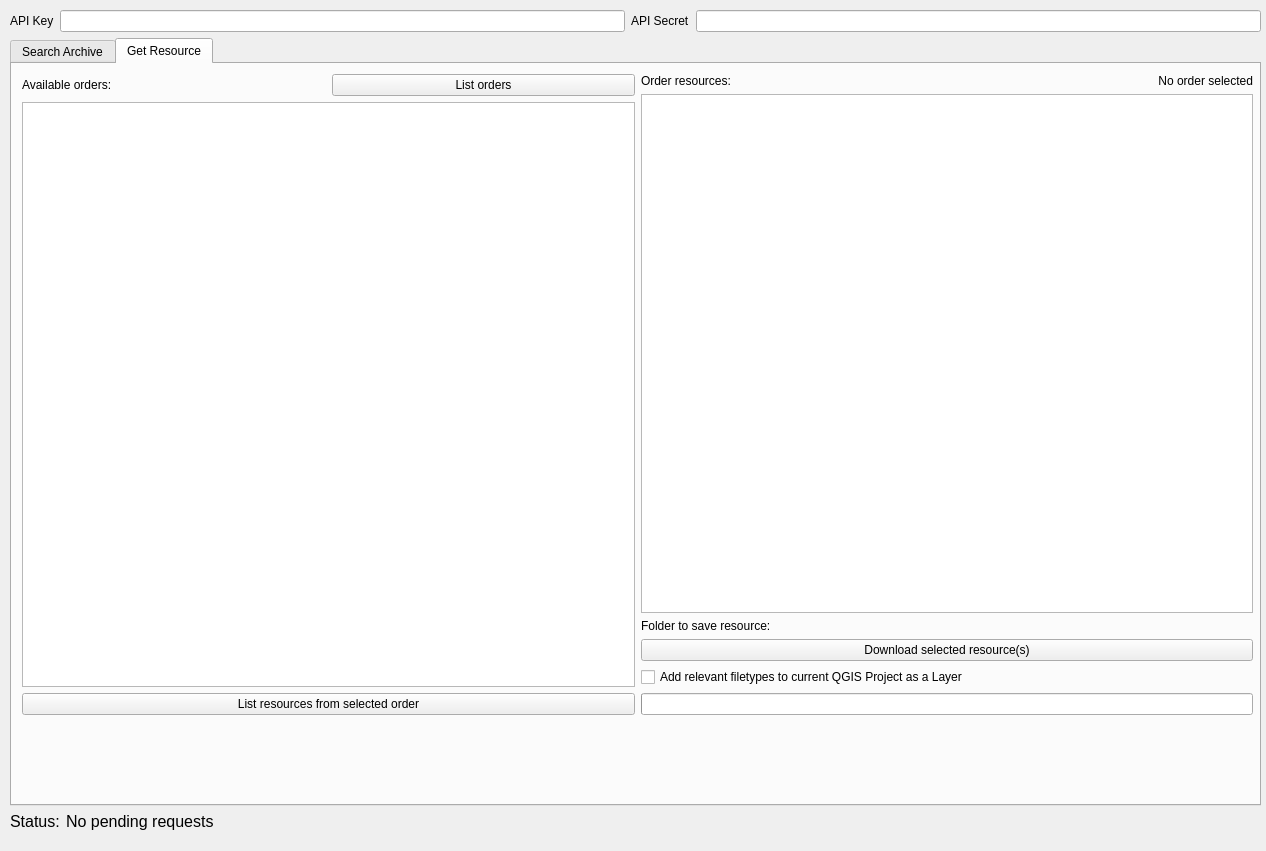
This is arlula_dialog_base.ui in Arlula/qgis-archive-plugin as Qt 5 draws it before an edit. The edited form follows.
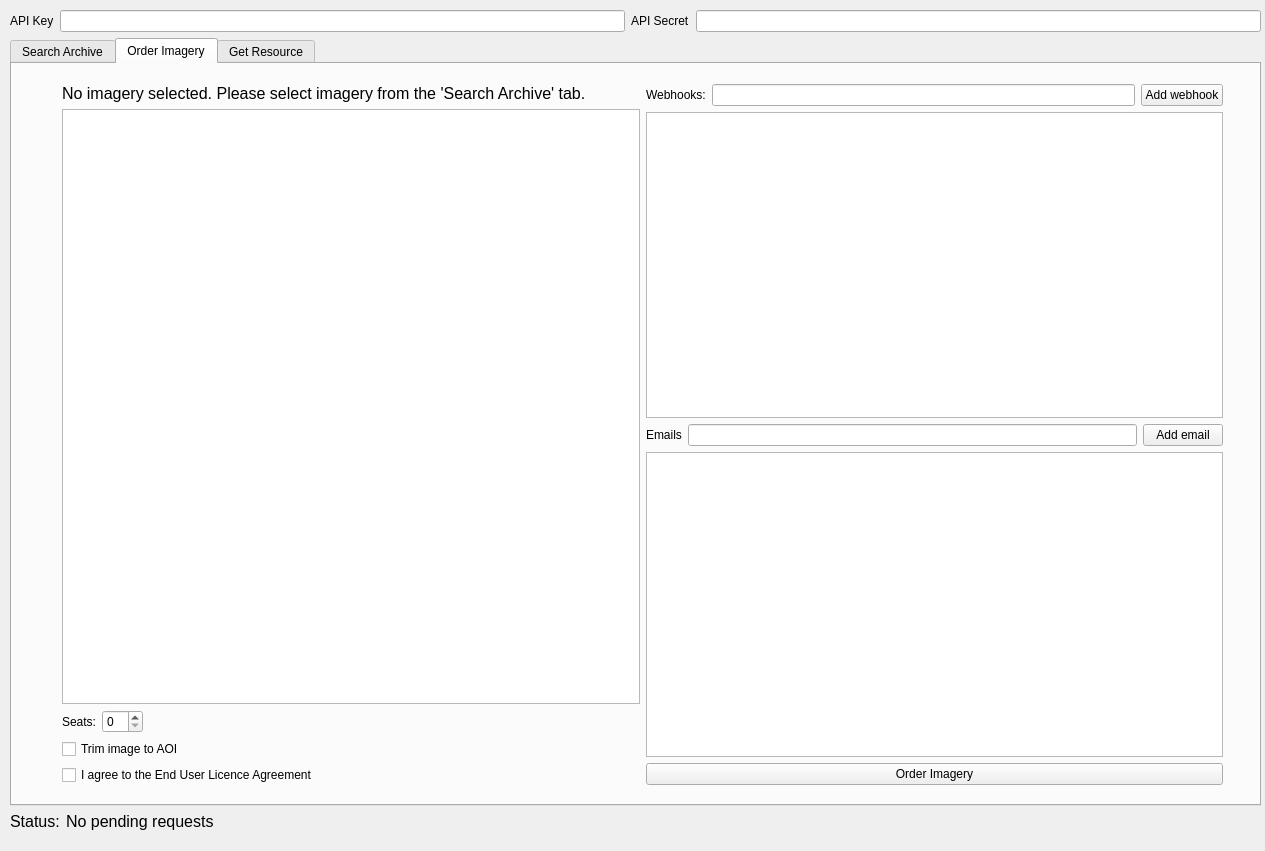
This is the edited form. Custom widgets are drawn as their Qt base class.

Commit message: started adding ordering functionality

Patch:
```diff
--- a/arlula_dialog_base.ui
+++ b/arlula_dialog_base.ui
@@ -6,7 +6,7 @@
    <rect>
     <x>0</x>
     <y>0</y>
-    <width>1266</width>
+    <width>1265</width>
     <height>851</height>
    </rect>
   </property>
@@ -484,6 +484,146 @@
         </layout>
        </widget>
       </widget>
+      <widget class="QWidget" name="tab_3">
+       <attribute name="title">
+        <string>Order Imagery</string>
+       </attribute>
+       <widget class="QWidget" name="verticalLayoutWidget_6">
+        <property name="geometry">
+         <rect>
+          <x>50</x>
+          <y>20</y>
+          <width>1161</width>
+          <height>701</height>
+         </rect>
+        </property>
+        <layout class="QVBoxLayout" name="verticalLayout_11">
+         <item>
+          <layout class="QHBoxLayout" name="horizontalLayout_9">
+           <item>
+            <layout class="QVBoxLayout" name="verticalLayout_10">
+             <item>
+              <widget class="QLabel" name="label_17">
+               <property name="font">
+                <font>
+                 <pointsize>12</pointsize>
+                </font>
+               </property>
+               <property name="text">
+                <string>No imagery selected. Please select imagery from the 'Search Archive' tab.</string>
+               </property>
+              </widget>
+             </item>
+             <item>
+              <widget class="QTextBrowser" name="imageDetails"/>
+             </item>
+             <item>
+              <layout class="QHBoxLayout" name="horizontalLayout_13">
+               <item>
+                <widget class="QLabel" name="label_20">
+                 <property name="text">
+                  <string>Seats:</string>
+                 </property>
+                </widget>
+               </item>
+               <item>
+                <widget class="QSpinBox" name="spinBox"/>
+               </item>
+               <item>
+                <spacer name="horizontalSpacer">
+                 <property name="orientation">
+                  <enum>Qt::Horizontal</enum>
+                 </property>
+                 <property name="sizeHint" stdset="0">
+                  <size>
+                   <width>40</width>
+                   <height>20</height>
+                  </size>
+                 </property>
+                </spacer>
+               </item>
+              </layout>
+             </item>
+             <item>
+              <widget class="QCheckBox" name="trimAoi">
+               <property name="text">
+                <string>Trim image to AOI</string>
+               </property>
+              </widget>
+             </item>
+             <item>
+              <widget class="QCheckBox" name="eulaAgree">
+               <property name="text">
+                <string>I agree to the End User Licence Agreement</string>
+               </property>
+              </widget>
+             </item>
+            </layout>
+           </item>
+           <item>
+            <layout class="QVBoxLayout" name="verticalLayout_9">
+             <item>
+              <layout class="QHBoxLayout" name="horizontalLayout_11">
+               <item>
+                <widget class="QLabel" name="label_18">
+                 <property name="text">
+                  <string>Webhooks:</string>
+                 </property>
+                </widget>
+               </item>
+               <item>
+                <widget class="QLineEdit" name="webhookIn"/>
+               </item>
+               <item>
+                <widget class="QPushButton" name="webhookAdd">
+                 <property name="text">
+                  <string>Add webhook</string>
+                 </property>
+                </widget>
+               </item>
+              </layout>
+             </item>
+             <item>
+              <widget class="QListWidget" name="webhookList"/>
+             </item>
+             <item>
+              <layout class="QHBoxLayout" name="horizontalLayout_12">
+               <item>
+                <widget class="QLabel" name="label_19">
+                 <property name="text">
+                  <string>Emails</string>
+                 </property>
+                </widget>
+               </item>
+               <item>
+                <widget class="QLineEdit" name="emailIn"/>
+               </item>
+               <item>
+                <widget class="QPushButton" name="emailAdd">
+                 <property name="text">
+                  <string>Add email</string>
+                 </property>
+                </widget>
+               </item>
+              </layout>
+             </item>
+             <item>
+              <widget class="QListView" name="emailList"/>
+             </item>
+             <item>
+              <widget class="QPushButton" name="sendOrder">
+               <property name="text">
+                <string>Order Imagery</string>
+               </property>
+              </widget>
+             </item>
+            </layout>
+           </item>
+          </layout>
+         </item>
+        </layout>
+       </widget>
+      </widget>
       <widget class="QWidget" name="tab_2">
        <attribute name="title">
         <string>Get Resource</string>
```
Left out of the diff: 6 changed lines with no effect on the pictures. The commit also changes 1 other file.
